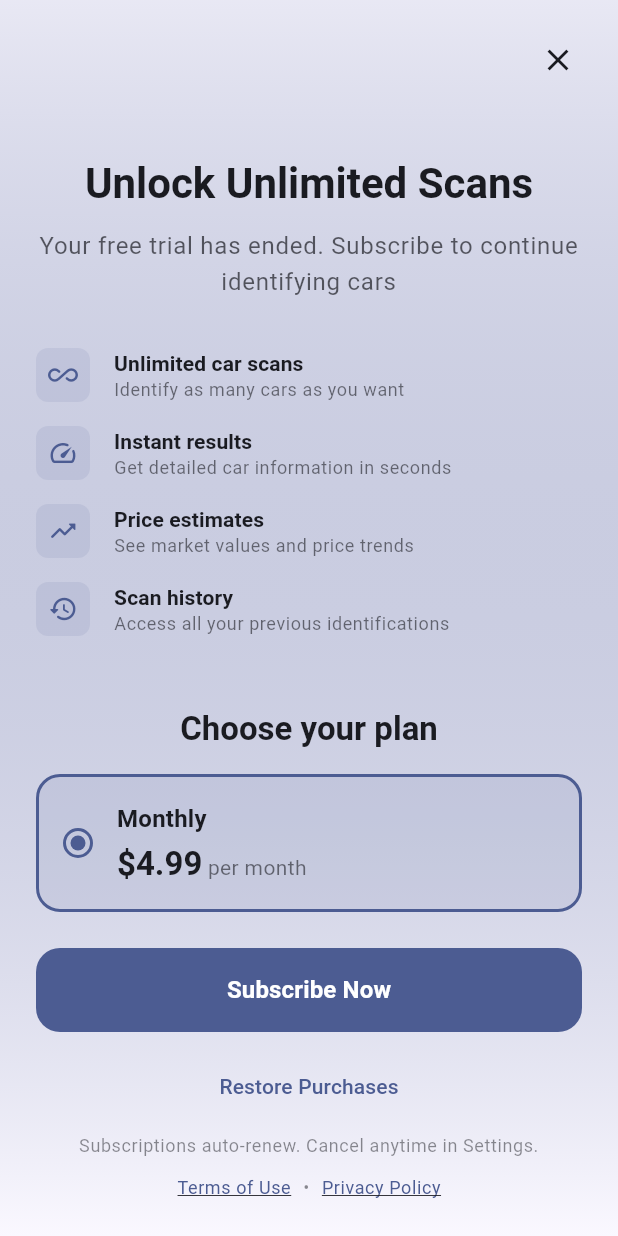
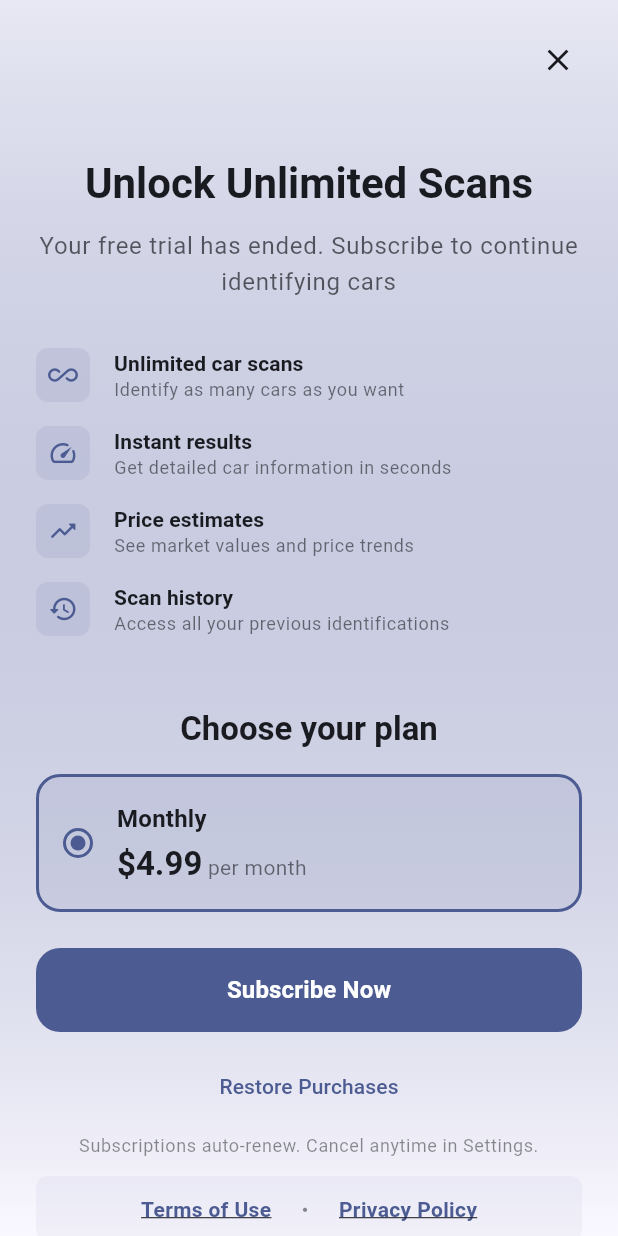
Before and after one commit to CyberTud/caridentifier, a Flutter app: the PaywallScreen screen opened directly, scrolled down 112 dp, on a phone screen of 412 x 824 dp. Run offline on Flutter 3.47's test engine with Material 3 defaults, Android fonts, the phone set to English and light mode, and no system bars; our stand-ins replace camera, dio, flutter_riverpod, freezed_annotation, go_router, hive and 4 more; accounts and stored records are empty.

Commit message:
Make Terms and Privacy links more prominent and reliable for Apple Review
- Changed from GestureDetector to InkWell for better tap handling
- Made links more visually prominent with background and larger text
- Added debug logging for URL launches
- Improved error handling with user feedback via SnackBar
- Links now use bodyMedium font size with bold weight for better visibility

This ensures Apple reviewers can easily find and tap the legal links

🤖 Generated with Claude Code

Co-Authored-By: Claude <noreply@anthropic.com>

```diff
--- a/lib/presentation/widgets/paywall_screen.dart
+++ b/lib/presentation/widgets/paywall_screen.dart
@@ -212,40 +212,71 @@ class _PaywallScreenState extends State<PaywallScreen> {
                           textAlign: TextAlign.center,
                         ),
                         const SizedBox(height: 12),
-                        // Legal links
-                        Row(
+                        // Legal links - Made more prominent for Apple Review
+                        Container(
+                          padding: const EdgeInsets.symmetric(vertical: 8, horizontal: 16),
+                          decoration: BoxDecoration(
+                            color: colorScheme.primary.withOpacity(0.05),
+                            borderRadius: BorderRadius.circular(8),
+                          ),
+                          child: Row(
                             mainAxisAlignment: MainAxisAlignment.center,
                             children: [
-                            GestureDetector(
-                              onTap: () => _openUrl('https://carpeek.carrd.co'),
+                              Material(
+                                color: Colors.transparent,
+                                child: InkWell(
+                                  onTap: () async {
+                                    final url = 'https://carpeek.carrd.co';
+                                    debugPrint('Opening Terms of Use: $url');
+                                    await _openUrl(url);
+                                  },
+                                  borderRadius: BorderRadius.circular(4),
+                                  child: Padding(
+                                    padding: const EdgeInsets.symmetric(horizontal: 8, vertical: 4),
                                     child: Text(
                                       'Terms of Use',
-                                style: theme.textTheme.bodySmall?.copyWith(
+                                      style: theme.textTheme.bodyMedium?.copyWith(
                                         color: colorScheme.primary,
+                                        fontWeight: FontWeight.w600,
                                         decoration: TextDecoration.underline,
                                       ),
                                     ),
                                   ),
+                                ),
+                              ),
                               Padding(
-                              padding: const EdgeInsets.symmetric(horizontal: 8),
+                                padding: const EdgeInsets.symmetric(horizontal: 12),
                                 child: Text(
                                   '•',
-                                style: theme.textTheme.bodySmall?.copyWith(
+                                  style: theme.textTheme.bodyMedium?.copyWith(
                                     color: colorScheme.onSurface.withOpacity(0.5),
                                   ),
                                 ),
                               ),
-                            GestureDetector(
-                              onTap: () => _openUrl('https://carpeek-policy.carrd.co'),
+                              Material(
+                                color: Colors.transparent,
+                                child: InkWell(
+                                  onTap: () async {
+                                    final url = 'https://carpeek-policy.carrd.co';
+                                    debugPrint('Opening Privacy Policy: $url');
+                                    await _openUrl(url);
+                                  },
+                                  borderRadius: BorderRadius.circular(4),
+                                  child: Padding(
+                                    padding: const EdgeInsets.symmetric(horizontal: 8, vertical: 4),
                                     child: Text(
                                       'Privacy Policy',
-                                style: theme.textTheme.bodySmall?.copyWith(
+                                      style: theme.textTheme.bodyMedium?.copyWith(
                                         color: colorScheme.primary,
+                                        fontWeight: FontWeight.w600,
                                         decoration: TextDecoration.underline,
                                       ),
                                     ),
                                   ),
+                                ),
+                              ),
                             ],
+                          ),
                         ),
                         const SizedBox(height: 24),
                       ],
@@ -504,20 +535,35 @@ class _PaywallScreenState extends State<PaywallScreen> {
   Future<void> _openUrl(String url) async {
     try {
       final uri = Uri.parse(url);
-      if (await canLaunchUrl(uri)) {
-        await launchUrl(
+      debugPrint('Attempting to launch URL: $url');
+
+      // Try external browser first
+      final launched = await launchUrl(
         uri,
         mode: LaunchMode.externalApplication,
       );
-      } else {
-        // Fallback to in-app browser if external launch fails
+
+      if (!launched) {
+        debugPrint('External launch failed, trying in-app browser');
+        // Try in-app browser as fallback
         await launchUrl(
           uri,
-          mode: LaunchMode.inAppWebView,
+          mode: LaunchMode.inAppBrowserView,
         );
       }
+
+      debugPrint('Successfully launched URL: $url');
     } catch (e) {
-      debugPrint('Could not launch URL: $url - Error: $e');
+      debugPrint('ERROR: Could not launch URL: $url - Error: $e');
+      // Show error to user
+      if (mounted) {
+        ScaffoldMessenger.of(context).showSnackBar(
+          SnackBar(
+            content: Text('Could not open link. Please visit: $url'),
+            duration: const Duration(seconds: 5),
+          ),
+        );
       }
     }
   }
+}
```
Lines whose indentation alone changed are shown as unchanged.
